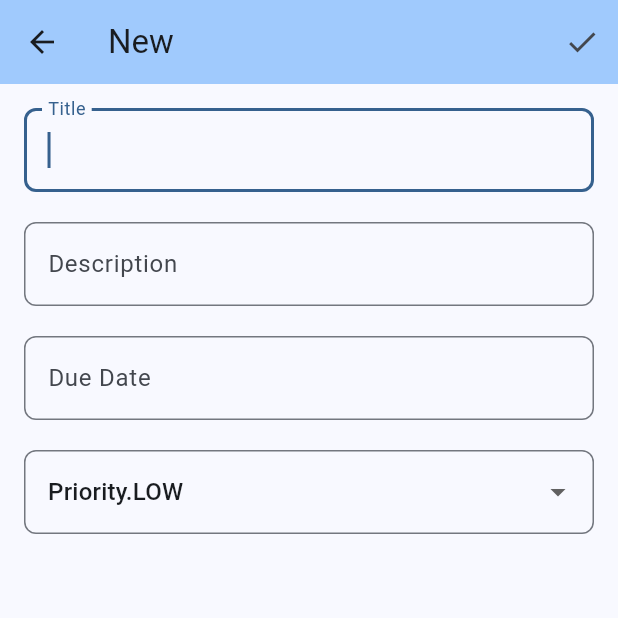
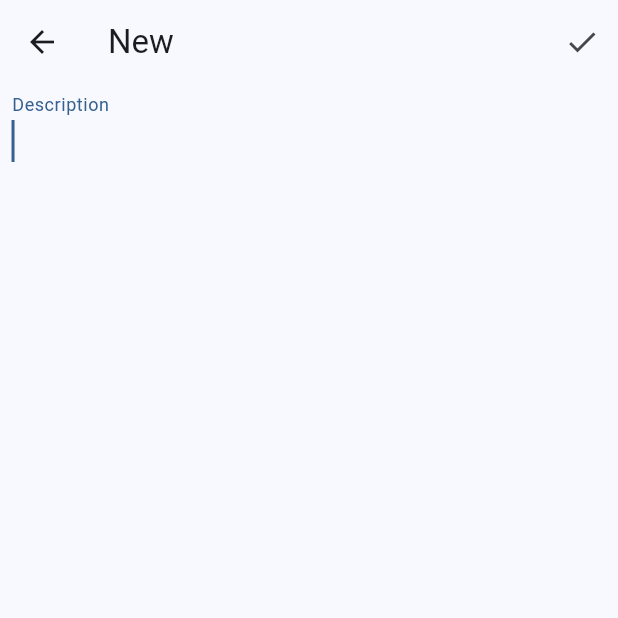
Before and after one commit to elfedali/Prodaily, a Flutter app: the screen it shows after launch, after a tap on the "add" icon, on a phone screen of 412 x 824 dp, the top half of it. Run offline on Flutter 3.47's test engine with Material 2 defaults, Android fonts, the phone set to English and light mode, and no system bars.

Commit message:
Task details

```diff
--- a/lib/components/empty_state.dart
+++ b/lib/components/empty_state.dart
@@ -7,17 +7,10 @@ class EmptyState extends StatelessWidget {
   Widget build(BuildContext context) {
     return Center(
       child: Column(
+        mainAxisAlignment: MainAxisAlignment.center,
         children: [
-          const Icon(Icons.abc_outlined, size: 100),
+          Text('Empty list', style: Theme.of(context).textTheme.titleLarge),
           const SizedBox(height: 20),
-          const Text('No tasks yet'),
-          const SizedBox(height: 20),
-          ElevatedButton(
-            onPressed: () {
-              Navigator.pushNamed(context, '/add_task');
-            },
-            child: const Text('Add Task'),
-          ),
         ],
       ),
     );
--- a/lib/home.dart
+++ b/lib/home.dart
@@ -2,6 +2,7 @@ import 'package:flutter/material.dart';
 import 'package:prodaily/components/empty_state.dart';
 import 'package:prodaily/models/task.dart';
 import 'package:prodaily/providers/task_provider.dart';
+import 'package:prodaily/task_details.dart';
 
 class Home extends StatefulWidget {
   const Home({super.key, required this.taskProvider});
@@ -15,30 +16,7 @@ class Home extends StatefulWidget {
 class _HomeState extends State<Home> {
   @override
   Widget build(BuildContext context) {
-    /*  if (widget.taskProvider.tasks.isEmpty) {
-      widget.taskProvider.tasks.addAll(
-        [
-          Task(
-            id: 1,
-            title: 'Work at home',
-            description: 'The quick brown fox jumps over the lazy dog',
-            dueDate: '2021-10-10',
-            priority: Priority.LOW,
-            status: Status.TODO,
-          ),
-          Task(
-            id: 2,
-            title: 'Build website',
-            description: 'Build a website using wordpress',
-            dueDate: '2021-10-10',
-            priority: Priority.HIGH,
-            status: Status.TODO,
-          ),
-        ],
-      );
-    } */
-    return Scaffold(
-      appBar: AppBar(
+    var appBar2 = AppBar(
       title: const Text('Prodaily'),
       backgroundColor: Theme.of(context).colorScheme.inversePrimary,
       actions: <Widget>[
@@ -58,7 +36,9 @@ class _HomeState extends State<Home> {
           },
         ),
       ],
-      ),
+    );
+    return Scaffold(
+      appBar: appBar2,
       body: widget.taskProvider.tasks.isEmpty
           ? const EmptyState()
           : RefreshIndicator(
@@ -69,18 +49,20 @@ class _HomeState extends State<Home> {
               child: ListView.builder(
                 itemCount: widget.taskProvider.tasks.length,
                 itemBuilder: (BuildContext context, index) {
-                  /* return ListTile(
-                    title: Text(widget.taskProvider.tasks[index].title,
-                        style: const TextStyle(fontWeight: FontWeight.bold)),
-                    subtitle: Text(widget.taskProvider.tasks[index].description),
-                    trailing: Text(widget.taskProvider.tasks[index].dueDate),
-                  ); */
                   return Dismissible(
                     key: UniqueKey(),
-                    onDismissed: (direction) =>
-                        widget.taskProvider.tasks.removeAt(index),
+                    onDismissed: (direction) => widget.taskProvider
+                        .deleteTask(widget.taskProvider.tasks[index]),
                     direction: DismissDirection.endToStart,
-                    child: TodoListItem(task: widget.taskProvider.tasks[index]),
+                    background: Container(
+                      alignment: Alignment.centerRight,
+                      padding: const EdgeInsets.only(right: 20.0),
+                      color: Theme.of(context).colorScheme.error,
+                      child: const Icon(Icons.delete, color: Colors.white),
+                    ),
+                    child: TodoListItem(
+                        task: widget.taskProvider.tasks[index],
+                        taskProvider: widget.taskProvider),
                   );
                 },
               ),
@@ -91,17 +73,31 @@ class _HomeState extends State<Home> {
 
 // todo list view item
 class TodoListItem extends StatelessWidget {
-  const TodoListItem({super.key, required this.task});
+  const TodoListItem(
+      {super.key, required this.task, required this.taskProvider});
 
   final Task task;
+  final TaskProvider taskProvider;
 
   @override
   Widget build(BuildContext context) {
-    return ListTile(
-      title:
-          Text(task.title, style: const TextStyle(fontWeight: FontWeight.bold)),
+    return GestureDetector(
+      onTap: () {
+        // navigate to details page with task details, not in routes
+        Navigator.push(
+          context,
+          MaterialPageRoute(
+            builder: (context) =>
+                TaskDetails(task: task, taskProvider: taskProvider),
+          ),
+        );
+      },
+      child: ListTile(
+        title: Text(task.title,
+            style: const TextStyle(fontWeight: FontWeight.bold)),
         subtitle: Text(task.description),
-      trailing: Text(task.dueDate),
+        trailing: Text(task.createdAt),
+      ),
     );
   }
 }
--- a/lib/models/task.dart
+++ b/lib/models/task.dart
@@ -1,3 +1,5 @@
+import 'package:intl/intl.dart';
+
 enum Priority {
   LOW,
   MEDIUM,
@@ -10,11 +12,11 @@ enum Status {
   DONE,
 }
 
-class Task{
+class Task {
   final int id;
   String title;
   String description;
-  String dueDate;
+  String createdAt;
   Priority priority;
   Status status;
 
@@ -22,101 +24,9 @@ class Task{
     required this.id,
     required this.title,
     required this.description,
-    required this.dueDate,
-    required this.priority,
-    required this.status,
-  });
+    String? createdAt,
+    this.priority = Priority.LOW,
+    this.status = Status.TODO,
+  }) : createdAt = createdAt ??
+            DateFormat('yyyy-MM-dd – kk:mm').format(DateTime.now());
 }
-
-
-List tasks = [
-  Task(
-    id: 1,
-    title: 'Work',
-    description: 'Discipline is the bridge between goals and accomplishment',
-    dueDate: '2021-10-10',
-    priority: Priority.LOW,
-    status: Status.TODO,
-  ),
-  Task(
-    id: 2,
-    title: 'Build Flutter App',
-    description: 'The time has come to build a Flutter app',
-    dueDate: '2021-10-10',
-    priority: Priority.MEDIUM,
-    status: Status.IN_PROGRESS,
-  ),
-  Task(
-    id: 3,
-    title: 'Develop in Laravel',
-    description: 'Time to develop in Laravel',
-    dueDate: '2021-10-10',
-    priority: Priority.HIGH,
-    status: Status.DONE,
-  ),
-  Task(
-    id: 4,
-    title: 'Javascript',
-    description: 'Learn Javascript, React, Vue, Angular, discover new frameworks',
-    dueDate: '2021-10-10',
-    priority: Priority.LOW,
-    status: Status.TODO,
-  ),
-
-  Task(
-    id: 5,
-    title: 'Javascript',
-    description: 'Learn Javascript, React, Vue, Angular, discover new frameworks',
-    dueDate: '2021-10-10',
-    priority: Priority.LOW,
-    status: Status.TODO,
-  ),
-
-
-  Task(
-    id: 6,
-    title: 'Javascript',
-    description: 'Learn Javascript, React, Vue, Angular, discover new frameworks',
-    dueDate: '2021-10-10',
-    priority: Priority.LOW,
-    status: Status.TODO,
-  ),
-
-
-
-  Task(
-    id: 7,
-    title: 'Javascript',
-    description: 'Learn Javascript, React, Vue, Angular, discover new frameworks',
-    dueDate: '2021-10-10',
-    priority: Priority.LOW,
-    status: Status.TODO,
-  ),
-
-  Task(
-    id: 8,
-    title: 'Design',
-    description: 'Learn design, Figma, Adobe XD, Photoshop, Illustrator, discover new frameworks',
-    dueDate: '2021-10-10',
-    priority: Priority.LOW,
-    status: Status.TODO,
-  ),
-
-  Task(
-    id: 9,
-    title: 'Terminal',
-    description: 'Learn terminal, Linux, Ubuntu, discover new frameworks',
-    dueDate: '2021-10-10',
-    priority: Priority.LOW,
-    status: Status.TODO,
-  ),
-
-  Task(
-    id: 10,
-    title: 'Shared Hosting',
-    description: 'Learn shared hosting, cPanel, discover new frameworks',
-    dueDate: '2021-10-10',
-    priority: Priority.LOW,
-    status: Status.TODO,
-  ),
-];
--- a/lib/new_task.dart
+++ b/lib/new_task.dart
@@ -13,11 +13,28 @@ class AddTaskScreen extends StatefulWidget {
 
 class _AddTaskScreenState extends State<AddTaskScreen> {
   final _formKey = GlobalKey<FormState>();
-  final TextEditingController _titleController = TextEditingController();
+
   final TextEditingController _descriptionController = TextEditingController();
-  final TextEditingController _dueDateController = TextEditingController();
-  Priority _selectedPriority = Priority.LOW;
-  Status _selectedStatus = Status.TODO;
+  TextStyle _currentTextStyle = const TextStyle();
+  @override
+  void initState() {
+    super.initState();
+    _descriptionController.addListener(_updateTextStyle);
+  }
+
+  void _updateTextStyle() {
+    setState(() {
+      _currentTextStyle = (_descriptionController.text.length > 160
+          ? Theme.of(context).textTheme.bodyLarge
+          : Theme.of(context).textTheme.titleLarge)!;
+    });
+  }
+
+  @override
+  void dispose() {
+    _descriptionController.dispose();
+    super.dispose();
+  }
 
   @override
   Widget build(BuildContext context) {
@@ -26,7 +43,7 @@ class _AddTaskScreenState extends State<AddTaskScreen> {
         title: const Text(
           'New',
         ),
-        backgroundColor: Theme.of(context).colorScheme.inversePrimary,
+        backgroundColor: Theme.of(context).colorScheme.background,
         // save action
 
         actions: [
@@ -37,19 +54,12 @@ class _AddTaskScreenState extends State<AddTaskScreen> {
               if (_formKey.currentState!.validate()) {
                 // Create a new task
                 final newTask = Task(
-                  id: widget.taskProvider.tasks.length +
-                      1, // Generate a unique ID
-                  title: _titleController.text,
+                  id: DateTime.now().millisecondsSinceEpoch,
+                  title: 'Untitled',
                   description: _descriptionController.text,
-                  dueDate: _dueDateController.text,
-                  priority: _selectedPriority,
                   status: Status.TODO,
                 );
-
-                // Add the new task to the taskProvider
                 widget.taskProvider.addInfirst(newTask);
-
-                // Navigate back to the previous screen
                 Navigator.of(context).pop();
               }
             },
@@ -57,66 +67,32 @@ class _AddTaskScreenState extends State<AddTaskScreen> {
         ],
       ),
       body: SingleChildScrollView(
-        child: Padding(
-          padding: const EdgeInsets.all(16.0),
-          child: Form(
-            key: _formKey,
         child: Column(
           children: [
-                TextFormField(
+            Form(
+              key: _formKey,
+              child: TextFormField(
+                // I want this to be full height of the screen,
+                controller: _descriptionController,
                 autofocus: true,
-                  controller: _titleController,
-                  decoration: const InputDecoration(labelText: 'Title'),
+                style:
+                    _currentTextStyle, // displaySmall or bodyLarge based on the text size you I want
+                decoration: const InputDecoration(
+                  labelText: 'Description',
+                  //hintText: 'Enter your description',
+                  contentPadding: EdgeInsets.all(8),
+                  border: InputBorder.none,
+                ),
                 validator: (value) {
-                    if (value!.isEmpty) {
-                      return 'Please enter a title';
+                  if (value == null || value.isEmpty) {
+                    return 'Please enter a description';
                   }
                   return null;
                 },
-                ),
-                const SizedBox(height: 20),
-                //Long text field
-                TextFormField(
-                  controller: _descriptionController,
-                  decoration: const InputDecoration(labelText: 'Description'),
-                ),
-                const SizedBox(height: 20),
-                TextFormField(
-                  controller: _dueDateController,
-                  decoration: const InputDecoration(labelText: 'Due Date'),
-                ),
-                const SizedBox(height: 20),
-                DropdownButtonFormField<Priority>(
-                  value: _selectedPriority,
-                  items: Priority.values.map((priority) {
-                    return DropdownMenuItem<Priority>(
-                      value: priority,
-                      child: Text(priority.toString()),
-                    );
-                  }).toList(),
-                  onChanged: (value) {
-                    setState(() {
-                      _selectedPriority = value!;
-                    });
-                  },
-                ),
-                /*    DropdownButtonFormField<Status>(
-                  value: _selectedStatus,
-                  items: Status.values.map((status) {
-                    return DropdownMenuItem<Status>(
-                      value: status,
-                      child: Text(status.toString()),
-                    );
-                  }).toList(),
-                  onChanged: (value) {
-                    setState(() {
-                      _selectedStatus = value!;
-                    });
-                  },
-                ), */
-              ],
+                maxLines: null,
               ),
             ),
+          ],
         ),
       ),
     );
--- a/pubspec.yaml
+++ b/pubspec.yaml
@@ -37,6 +37,7 @@ dependencies:
   cupertino_icons: ^1.0.2
   provider: ^6.0.5
   hive: ^2.2.3
+  intl: ^0.18.1
 
 dev_dependencies:
   flutter_test:
```
Also changed, not shown: lib/main.dart (+0 -97 lines), lib/task_details.dart (+19 -18 lines), pubspec.lock, 1 other file. Lines whose indentation alone changed are shown as unchanged.
